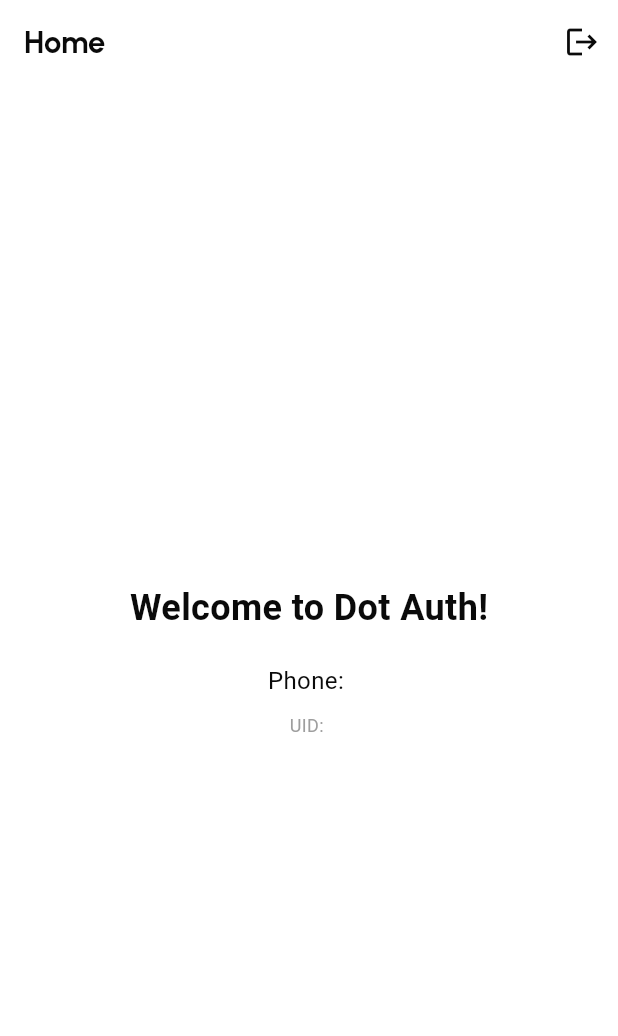
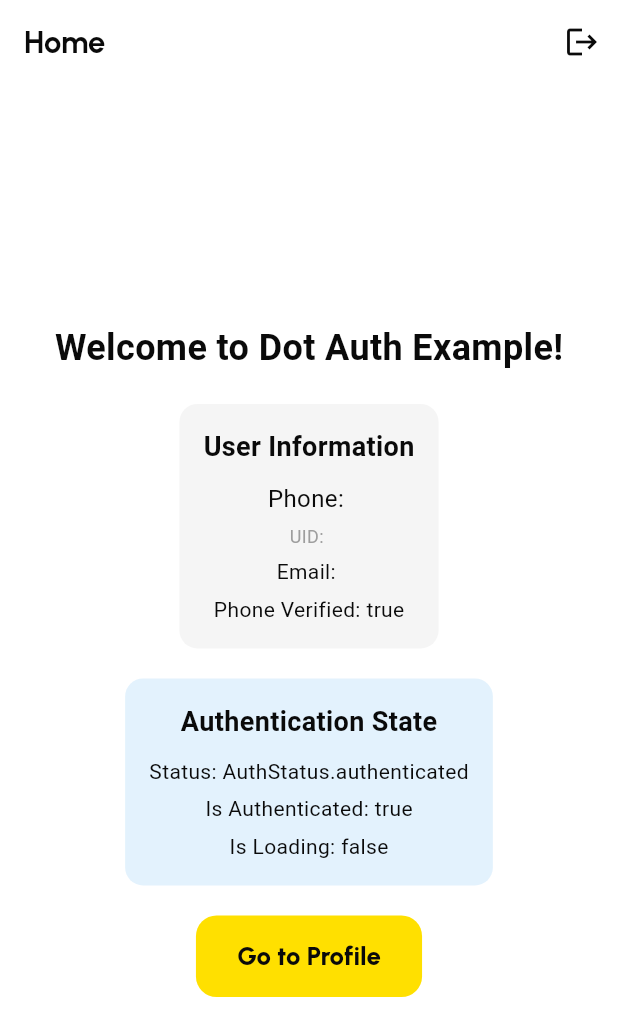
Before and after one commit to dothomeinc-cyber/dot-auth, a Flutter app: the screen it shows once a user with an empty profile is signed in, on a phone screen of 412 x 824 dp. Shown: the top 1036 px of the screen. Run offline on Flutter 3.47's test engine with Material 3 defaults, Android fonts, the phone set to English and light mode, and no system bars; our stand-ins replace firebase_auth, firebase_core, flutter_riverpod, flutter_screenutil, go_router, google_fonts and 1 more; missing offline and left inert: phone_form_field; accounts and stored records are empty.

Commit message:
Update to version 1.0.1

```diff
--- a/example/lib/main.dart
+++ b/example/lib/main.dart
@@ -1,12 +1,10 @@
 import 'package:flutter/material.dart';
-import 'package:firebase_core/firebase_core.dart';
 import 'package:flutter_riverpod/flutter_riverpod.dart';
 import 'package:flutter_screenutil/flutter_screenutil.dart';
 import 'package:go_router/go_router.dart';
 import 'package:dot_auth/dot_auth.dart';
-
-// This file is generated by flutterfire configure
 import 'firebase_options.dart';
+import 'package:firebase_core/firebase_core.dart';
 
 void main() async {
   WidgetsFlutterBinding.ensureInitialized();
@@ -15,27 +13,9 @@ void main() async {
   await ScreenUtil.ensureScreenSize();
 
   // Initialize Firebase
-  try {
   await Firebase.initializeApp(
     options: DefaultFirebaseOptions.currentPlatform,
   );
-    print('✅ Firebase initialized successfully');
-  } catch (e) {
-    print('''
-    ═══════════════════════════════════════════════════════════
-    ❌ Firebase not configured!
-
-    Please run the following commands in the example directory:
-
-    1. flutter pub add firebase_core firebase_auth
-    2. flutter pub add -d flutterfire_cli
-    3. flutterfire configure
-
-    Then select your Firebase project.
-    ═══════════════════════════════════════════════════════════
-    ''');
-    rethrow;
-  }
 
   runApp(const ProviderScope(child: MyApp()));
 }
@@ -45,6 +25,7 @@ class MyApp extends ConsumerWidget {
 
   @override
   Widget build(BuildContext context, WidgetRef ref) {
+    // Create router with authentication
     final router = AuthRouter.createRouter(
       ref: ref,
       homeRoute: '/home',
@@ -58,7 +39,7 @@ class MyApp extends ConsumerWidget {
       builder: (_, child) {
         return MaterialApp.router(
           title: 'Dot Auth Example',
-          theme: authTheme(),
+          theme: authTheme(), // Use package theme
           routerConfig: router,
           debugShowCheckedModeBanner: false,
         );
@@ -67,17 +48,22 @@ class MyApp extends ConsumerWidget {
   }
 }
 
+// Home Page - Only visible when authenticated
 class HomePage extends ConsumerWidget {
   const HomePage({super.key});
 
   @override
   Widget build(BuildContext context, WidgetRef ref) {
     final user = ref.watch(currentUserProvider);
+    final authState = ref.watch(authStateProvider);
+    final isAuthenticated =
+        ref.watch(isAuthenticatedProvider);
 
     return Scaffold(
       appBar: AppBar(
         title: const Text('Home'),
         actions: [
+          // Sign out button
           IconButton(
             icon: const Icon(Icons.logout),
             onPressed: () async {
@@ -85,7 +71,6 @@ class HomePage extends ConsumerWidget {
                   .read(authStateProvider.notifier)
                   .signOut();
               if (context.mounted) {
-                // Use pushReplacement instead of go
                 context.pushReplacement('/phone');
               }
             },
@@ -97,21 +82,101 @@ class HomePage extends ConsumerWidget {
           mainAxisAlignment: MainAxisAlignment.center,
           children: [
             const Text(
-              'Welcome to Dot Auth!',
+              'Welcome to Dot Auth Example!',
               style: TextStyle(
                   fontSize: 24,
                   fontWeight: FontWeight.bold),
             ),
             const SizedBox(height: 20),
+
+            // User information
+            Container(
+              padding: const EdgeInsets.all(16),
+              margin: const EdgeInsets.symmetric(
+                  horizontal: 20),
+              decoration: BoxDecoration(
+                color: Colors.grey[100],
+                borderRadius: BorderRadius.circular(12),
+              ),
+              child: Column(
+                children: [
+                  const Text(
+                    'User Information',
+                    style: TextStyle(
+                        fontSize: 18,
+                        fontWeight: FontWeight.bold),
+                  ),
+                  const SizedBox(height: 10),
                   Text(
                     'Phone: ${user?.phoneNumber ?? "N/A"}',
                     style: const TextStyle(fontSize: 16),
                   ),
-            const SizedBox(height: 10),
+                  const SizedBox(height: 5),
                   Text(
                     'UID: ${user?.uid ?? "N/A"}',
                     style: const TextStyle(
                         fontSize: 12, color: Colors.grey),
+                  ),
+                  const SizedBox(height: 5),
+                  Text(
+                    'Email: ${user?.email ?? "N/A"}',
+                    style: const TextStyle(fontSize: 14),
+                  ),
+                  const SizedBox(height: 5),
+                  Text(
+                    'Phone Verified: ${user?.isPhoneVerified ?? false}',
+                    style: const TextStyle(fontSize: 14),
+                  ),
+                ],
+              ),
+            ),
+
+            const SizedBox(height: 20),
+
+            // Auth state information
+            Container(
+              padding: const EdgeInsets.all(16),
+              margin: const EdgeInsets.symmetric(
+                  horizontal: 20),
+              decoration: BoxDecoration(
+                color: Colors.blue[50],
+                borderRadius: BorderRadius.circular(12),
+              ),
+              child: Column(
+                children: [
+                  const Text(
+                    'Authentication State',
+                    style: TextStyle(
+                        fontSize: 18,
+                        fontWeight: FontWeight.bold),
+                  ),
+                  const SizedBox(height: 10),
+                  Text(
+                    'Status: ${authState.status}',
+                    style: const TextStyle(fontSize: 14),
+                  ),
+                  const SizedBox(height: 5),
+                  Text(
+                    'Is Authenticated: $isAuthenticated',
+                    style: const TextStyle(fontSize: 14),
+                  ),
+                  const SizedBox(height: 5),
+                  Text(
+                    'Is Loading: ${authState.isLoading}',
+                    style: const TextStyle(fontSize: 14),
+                  ),
+                ],
+              ),
+            ),
+
+            const SizedBox(height: 20),
+
+            // Navigation buttons
+            ElevatedButton(
+              onPressed: () {
+                context.push('/profile');
+              },
+              child: const Text('Go to Profile'),
             ),
           ],
         ),
@@ -119,3 +184,143 @@ class HomePage extends ConsumerWidget {
     );
   }
 }
+
+// Profile Page - Example of protected route
+class ProfilePage extends ConsumerWidget {
+  const ProfilePage({super.key});
+
+  @override
+  Widget build(BuildContext context, WidgetRef ref) {
+    final user = ref.watch(currentUserProvider);
+
+    return Scaffold(
+      appBar: AppBar(
+        title: const Text('Profile'),
+        leading: IconButton(
+          icon: const Icon(Icons.arrow_back),
+          onPressed: () => context.pop(),
+        ),
+      ),
+      body: Center(
+        child: Column(
+          mainAxisAlignment: MainAxisAlignment.center,
+          children: [
+            const CircleAvatar(
+              radius: 50,
+              child: Icon(Icons.person, size: 50),
+            ),
+            const SizedBox(height: 20),
+            Text(
+              user?.displayName ?? 'User',
+              style: const TextStyle(
+                  fontSize: 24,
+                  fontWeight: FontWeight.bold),
+            ),
+            const SizedBox(height: 10),
+            Text(
+              user?.phoneNumber ?? 'No phone number',
+              style: const TextStyle(fontSize: 16),
+            ),
+            const SizedBox(height: 10),
+            Text(
+              user?.email ?? 'No email',
+              style: const TextStyle(
+                  fontSize: 14, color: Colors.grey),
+            ),
+            const SizedBox(height: 30),
+            ElevatedButton(
+              onPressed: () {
+                context.pop();
+              },
+              child: const Text('Back to Home'),
+            ),
+          ],
+        ),
+      ),
+    );
+  }
+}
+
+// Example of protected route wrapper
+class ProtectedRoute extends ConsumerWidget {
+  final Widget child;
+
+  const ProtectedRoute({super.key, required this.child});
+
+  @override
+  Widget build(BuildContext context, WidgetRef ref) {
+    final isAuthenticated =
+        ref.watch(isAuthenticatedProvider);
+
+    if (!isAuthenticated) {
+      // Redirect to login
+      WidgetsBinding.instance.addPostFrameCallback((_) {
+        context.pushReplacement('/phone');
+      });
+      return const Scaffold(
+        body: Center(child: CircularProgressIndicator()),
+      );
+    }
+
+    return child;
+  }
+}
+
+// Example of custom widget accessing auth state
+class AnyWidget extends ConsumerWidget {
+  const AnyWidget({super.key});
+
+  @override
+  Widget build(BuildContext context, WidgetRef ref) {
+    // Get current user
+    final user = ref.watch(currentUserProvider);
+
+    // Check if authenticated
+    final isAuthenticated =
+        ref.watch(isAuthenticatedProvider);
+
+    // Get full auth state
+    final authState = ref.watch(authStateProvider);
+
+    return Column(
+      children: [
+        Text('Logged in: $isAuthenticated'),
+        if (user != null)
+          Text('Phone: ${user.phoneNumber}'),
+        if (authState.isLoading)
+          const CircularProgressIndicator(),
+      ],
+    );
+  }
+}
+
+// Settings page with sign out
+class SettingsPage extends ConsumerWidget {
+  const SettingsPage({super.key});
+
+  @override
+  Widget build(BuildContext context, WidgetRef ref) {
+    return Scaffold(
+      appBar: AppBar(
+        title: const Text('Settings'),
+      ),
+      body: Center(
+        child: ElevatedButton(
+          onPressed: () async {
+            await ref
+                .read(authStateProvider.notifier)
+                .signOut();
+            if (context.mounted) {
+              context.pushReplacement('/phone');
+            }
+          },
+          style: ElevatedButton.styleFrom(
+            backgroundColor: Colors.red,
+            foregroundColor: Colors.white,
+          ),
+          child: const Text('Sign Out'),
+        ),
+      ),
+    );
+  }
+}
```
Also changed, not shown: pubspec.yaml (+7 -3 lines), 2 other files. Lines whose indentation alone changed are shown as unchanged.
